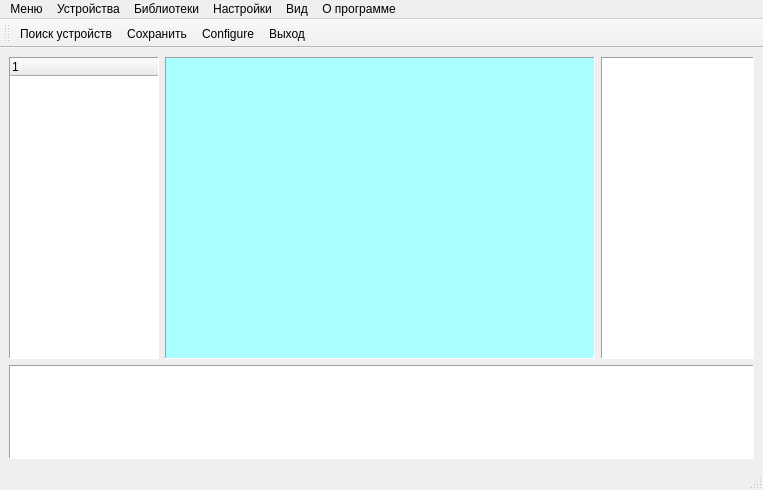
Old version of the form mainwindow.ui in the repository zaitseu1994/EurosensConfig.
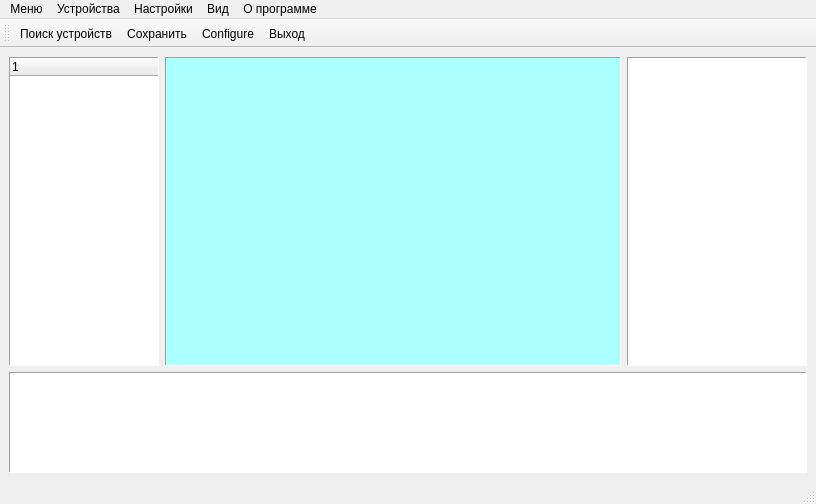
New version of the form. Icons and pictures are not drawn.

What changed in the file:
```diff
--- a/mainwindow.ui
+++ b/mainwindow.ui
@@ -6,8 +6,8 @@
    <rect>
     <x>0</x>
     <y>0</y>
-    <width>763</width>
-    <height>490</height>
+    <width>816</width>
+    <height>504</height>
    </rect>
   </property>
   <property name="windowTitle">
@@ -140,20 +140,10 @@
     <rect>
      <x>0</x>
      <y>0</y>
-     <width>763</width>
+     <width>816</width>
      <height>20</height>
     </rect>
    </property>
-   <widget class="QMenu" name="libs">
-    <property name="mouseTracking">
-     <bool>true</bool>
-    </property>
-    <property name="title">
-     <string>Библиотеки</string>
-    </property>
-    <addaction name="add"/>
-    <addaction name="view"/>
-   </widget>
    <widget class="QMenu" name="about">
     <property name="title">
      <string>О программе</string>
@@ -184,7 +174,6 @@
    </widget>
    <addaction name="menu"/>
    <addaction name="devices"/>
-   <addaction name="libs"/>
    <addaction name="Settings"/>
    <addaction name="view_ui"/>
    <addaction name="about"/>
```
Left out of the diff: 26 changed lines with no effect on the pictures.
